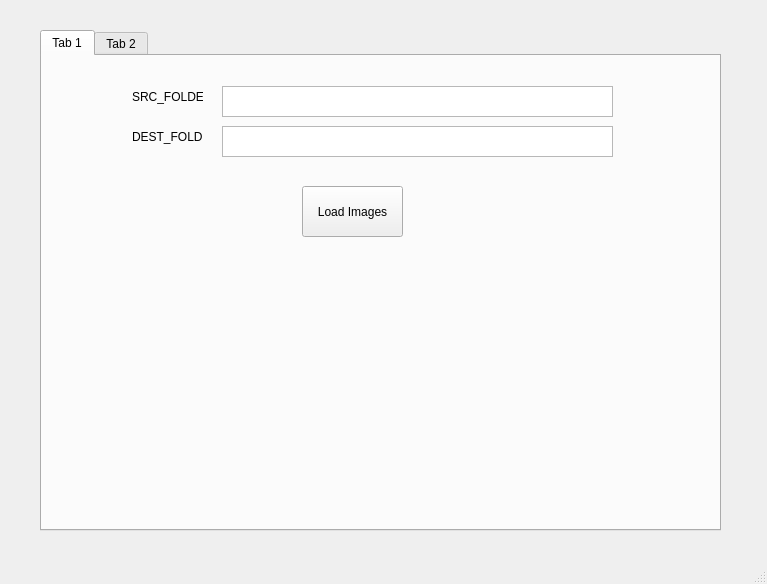
Qt form main.ui (grvmishra788/ImageLabeller) before a commit.
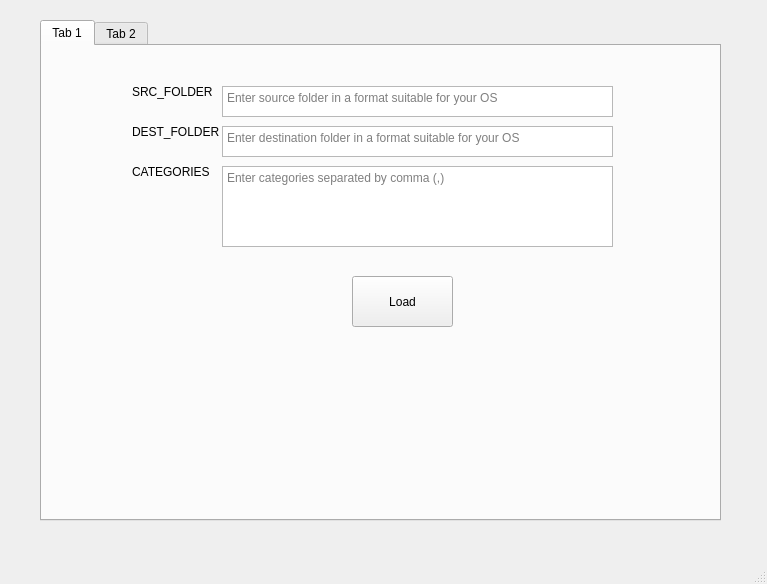
The same form after that commit. The open tabs and pages were chosen to show the change.

Commit message: Added dynamic category labels support

Diff of the .ui file:
```diff
--- a/main.ui
+++ b/main.ui
@@ -18,7 +18,7 @@
     <property name="geometry">
      <rect>
       <x>40</x>
-      <y>30</y>
+      <y>20</y>
       <width>681</width>
       <height>501</height>
      </rect>
@@ -34,35 +34,45 @@
       <property name="geometry">
        <rect>
         <x>90</x>
-        <y>280</y>
-        <width>531</width>
-        <height>71</height>
+        <y>350</y>
+        <width>481</width>
+        <height>81</height>
        </rect>
       </property>
+      <property name="font">
+       <font>
+        <pointsize>10</pointsize>
+        <weight>75</weight>
+        <bold>true</bold>
+       </font>
+      </property>
       <property name="text">
        <string/>
       </property>
+      <property name="alignment">
+       <set>Qt::AlignCenter</set>
+      </property>
      </widget>
      <widget class="QPushButton" name="loadButton">
       <property name="geometry">
        <rect>
-        <x>260</x>
-        <y>130</y>
+        <x>310</x>
+        <y>230</y>
         <width>101</width>
         <height>51</height>
        </rect>
       </property>
       <property name="text">
-       <string>Load Images</string>
+       <string>Load</string>
       </property>
      </widget>
      <widget class="QLabel" name="labelSrc">
       <property name="geometry">
        <rect>
         <x>90</x>
-        <y>20</y>
-        <width>71</width>
-        <height>41</height>
+        <y>30</y>
+        <width>91</width>
+        <height>31</height>
        </rect>
       </property>
       <property name="text">
@@ -73,35 +83,70 @@
       <property name="geometry">
        <rect>
         <x>180</x>
-        <y>30</y>
+        <y>40</y>
         <width>391</width>
         <height>31</height>
        </rect>
       </property>
+      <property name="placeholderText">
+       <string>Enter source folder in a format suitable for your OS</string>
+      </property>
      </widget>
      <widget class="QTextEdit" name="textDest">
       <property name="geometry">
        <rect>
         <x>180</x>
-        <y>70</y>
+        <y>80</y>
         <width>391</width>
         <height>31</height>
        </rect>
       </property>
+      <property name="placeholderText">
+       <string>Enter destination folder in a format suitable for your OS</string>
+      </property>
      </widget>
      <widget class="QLabel" name="labelDst">
       <property name="geometry">
        <rect>
         <x>90</x>
-        <y>60</y>
-        <width>71</width>
-        <height>41</height>
+        <y>70</y>
+        <width>91</width>
+        <height>31</height>
        </rect>
       </property>
       <property name="text">
        <string>DEST_FOLDER</string>
       </property>
      </widget>
+     <widget class="QLabel" name="labelCategories">
+      <property name="geometry">
+       <rect>
+        <x>90</x>
+        <y>110</y>
+        <width>91</width>
+        <height>31</height>
+       </rect>
+      </property>
+      <property name="text">
+       <string>CATEGORIES</string>
+      </property>
+      <property name="alignment">
+       <set>Qt::AlignLeading|Qt::AlignLeft|Qt::AlignVCenter</set>
+      </property>
+     </widget>
+     <widget class="QTextEdit" name="textCategories">
+      <property name="geometry">
+       <rect>
+        <x>180</x>
+        <y>120</y>
+        <width>391</width>
+        <height>81</height>
+       </rect>
+      </property>
+      <property name="placeholderText">
+       <string>Enter categories separated by comma (,)</string>
+      </property>
+     </widget>
     </widget>
     <widget class="QWidget" name="tab_2">
      <attribute name="title">
```
Left out of the diff: 16 changed lines with no effect on the pictures. The commit also changes 3 other files.
